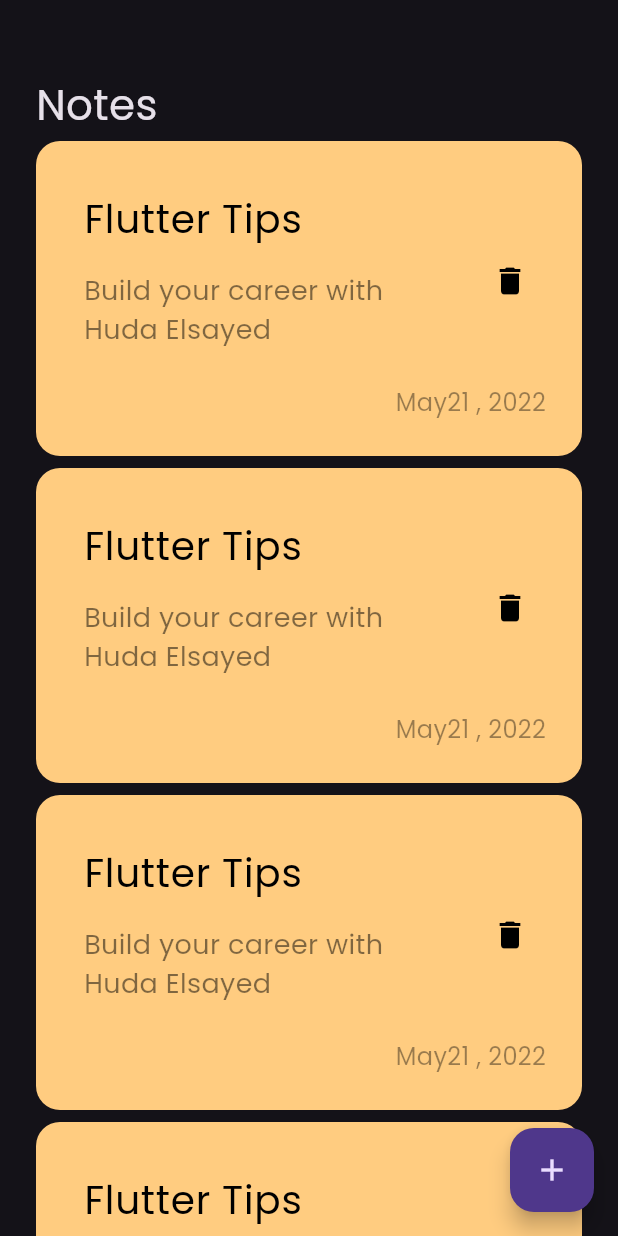
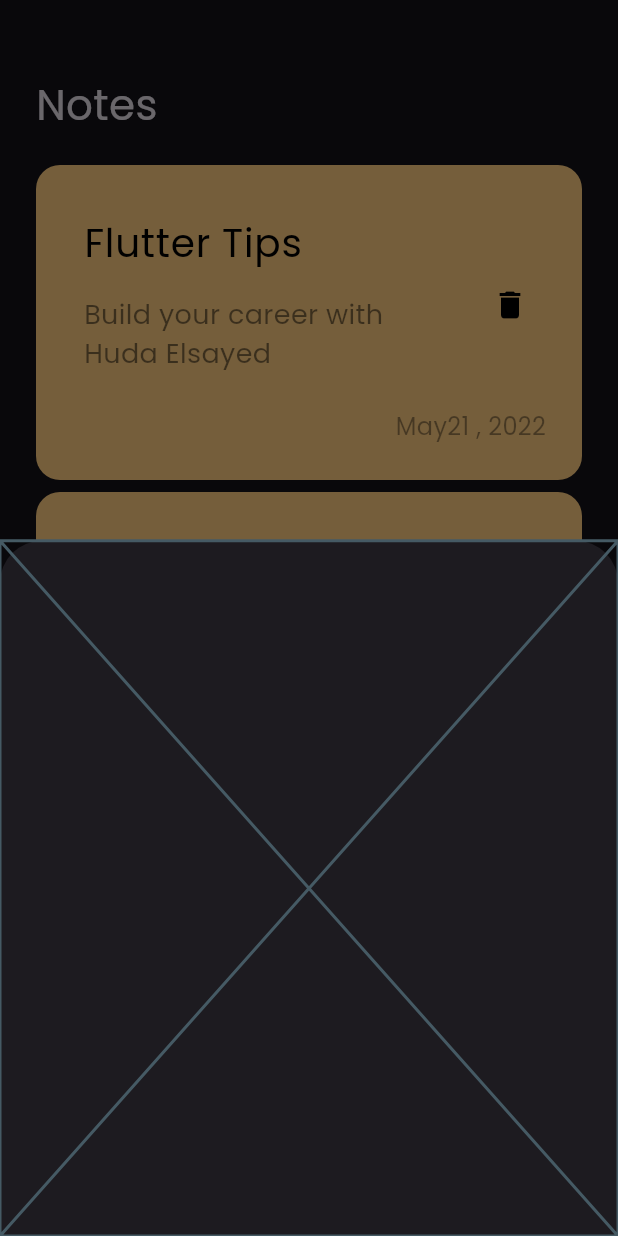
Before and after one commit to htmluserhuda/notesapp, a Flutter app: the screen it shows after launch, after a tap on the "add" icon, on a phone screen of 412 x 824 dp. Run offline on Flutter 3.47's test engine with Material 3 defaults, Android fonts, the phone set to English and light mode, and no system bars.

Commit message:
add_note_button_sheet

```diff
--- a/lib/views/notes_view.dart
+++ b/lib/views/notes_view.dart
@@ -1,4 +1,5 @@
 import 'package:flutter/material.dart';
+import 'package:notesapp/views/widgets/add_note_buttom_sheet.dart';
 import 'package:notesapp/views/widgets/notes_view_body.dart';
 
 class NotesView extends StatelessWidget {
@@ -7,7 +8,16 @@ class NotesView extends StatelessWidget {
   @override
   Widget build(BuildContext context) {
     return Scaffold(
-      floatingActionButton: FloatingActionButton(onPressed: (){},child: const Icon(Icons.add),),
+      floatingActionButton: FloatingActionButton(
+        onPressed: () {
+          showModalBottomSheet(
+              context: context,
+              builder: (context) {
+                return const AddNoteButtonSheet();
+              });
+        },
+        child: const Icon(Icons.add),
+      ),
       body: const NotesViewBody(),
     );
   }
--- /dev/null
+++ b/lib/views/widgets/add_note_buttom_sheet.dart
@@ -0,0 +1,11 @@
+
+import 'package:flutter/cupertino.dart';
+
+class AddNoteButtonSheet extends StatelessWidget {
+  const AddNoteButtonSheet({super.key});
+
+  @override
+  Widget build(BuildContext context) {
+    return const Placeholder();
+  }
+}
--- a/lib/views/widgets/notes_list_view.dart
+++ b/lib/views/widgets/notes_list_view.dart
@@ -7,11 +7,16 @@ class NotesListView extends StatelessWidget {
 
   @override
   Widget build(BuildContext context) {
-    return ListView.builder(itemBuilder: (context, index) {
-      return const Padding(
-        padding: EdgeInsets.symmetric(vertical: 4.0),
-        child: NoteItem(),
-      );
-    });
+    return Padding(
+      padding: const EdgeInsets.symmetric(vertical: 16.0),
+      child: ListView.builder(
+          padding: EdgeInsets.zero,
+          itemBuilder: (context, index) {
+            return const Padding(
+              padding: EdgeInsets.symmetric(vertical: 4.0),
+              child: NoteItem(),
+            );
+          }),
+    );
   }
 }
```
